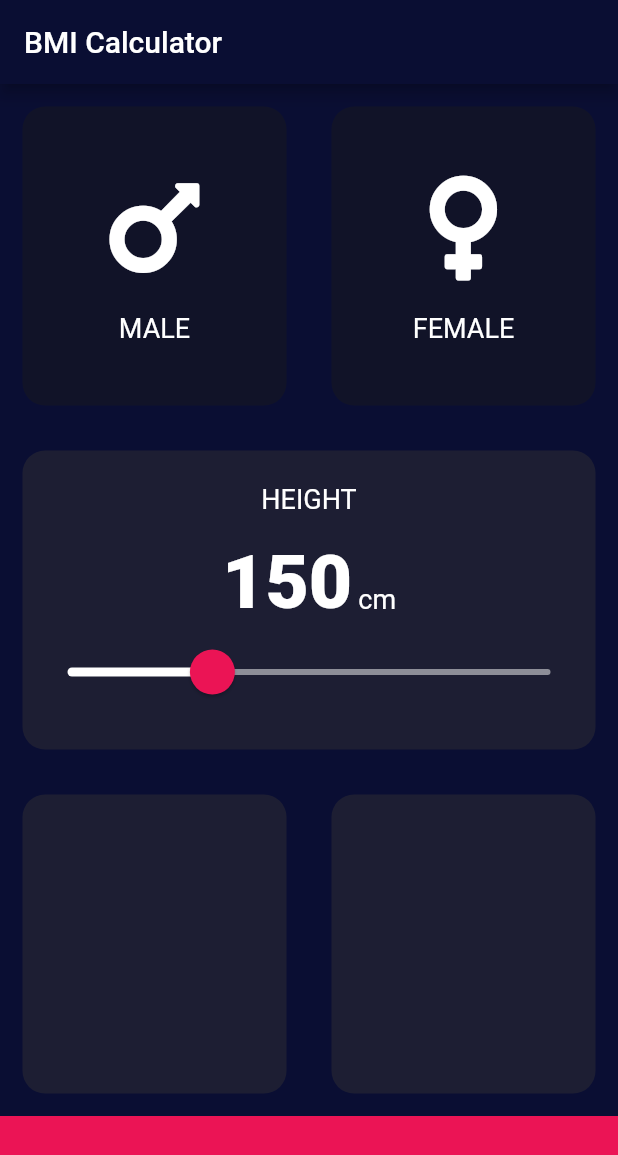
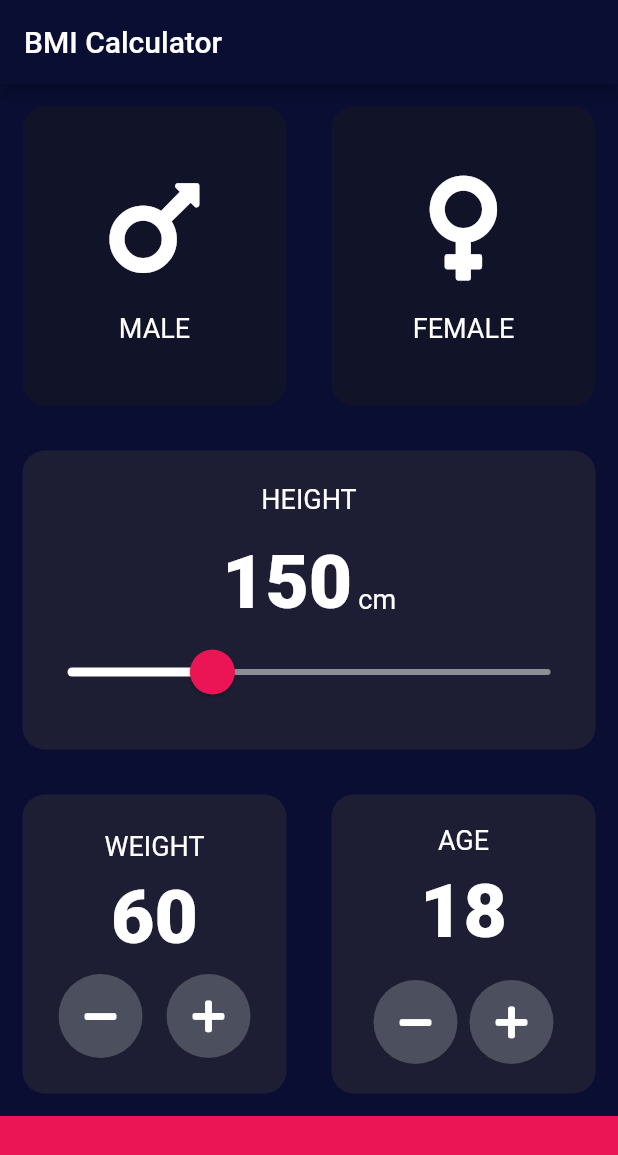
Before and after one commit to Wandersonjack/bmindex-flutter, a Flutter app: the screen it shows after launch, on a phone screen of 412 x 824 dp. Shown: the top 1155 px of the screen. Run offline on Flutter 3.47's test engine with Material 2 defaults, Android fonts, the phone set to English and light mode, and no system bars; our stand-ins replace font_awesome_flutter.

Commit message:
Widget from scratch
implementation of the Rounded icon button from scratch with event handling.

```diff
--- a/lib/screens/input_page.dart
+++ b/lib/screens/input_page.dart
@@ -15,6 +15,8 @@ class InputDataPage extends StatefulWidget {
 class _InputDataPageState extends State<InputDataPage> {
   Gender selectedGender; //property of type @Gender
   int height = 150;
+  int weight = 60;
+  int age = 18;
 
   @override
   Widget build(BuildContext context) {
@@ -100,7 +102,8 @@ class _InputDataPageState extends State<InputDataPage> {
                       overlayColor: kPinkWithOpacity,
                       thumbShape:
                           RoundSliderThumbShape(enabledThumbRadius: 15.0),
-                      overlayShape: RoundSliderOverlayShape(overlayRadius: 30.0),
+                      overlayShape:
+                          RoundSliderOverlayShape(overlayRadius: 30.0),
                     ),
                     child: Slider(
                       value: height.toDouble(),
@@ -123,11 +126,97 @@ class _InputDataPageState extends State<InputDataPage> {
                 Expanded(
                   child: CustomCard(
                     cor: kActiveColor,
+                    cardChild: Column(
+                      mainAxisAlignment: MainAxisAlignment.center,
+                      children: <Widget>[
+                        Text(
+                          'WEIGHT',
+                          style: kLabelTextStyle,
+                        ),
+                        SizedBox(
+                          height: 8.0,
+                        ),
+                        Text(
+                          weight.toString(),
+                          style: kBoldTextStyle,
+                        ),
+                        SizedBox(
+                          height: 8.0,
+                        ),
+                        Row(
+                          mainAxisAlignment: MainAxisAlignment.center,
+                          children: <Widget>[
+                            RoundedIconButton(
+                              icon: FontAwesomeIcons.minus,
+                              onPress: () {
+                                setState(() {
+                                  weight--;
+                                });
+                              },
+                            ),
+                            SizedBox(
+                              width: 16.0,
+                            ),
+                            RoundedIconButton(
+                              icon: FontAwesomeIcons.plus,
+                              onPress: () {
+                                setState(() {
+                                  weight++;
+                                });
+                              },
+                            ),
+                          ],
+                        ),
+                      ],
+                    ),
                   ),
                 ),
                 Expanded(
                   child: CustomCard(
                     cor: kActiveColor,
+                    cardChild: Column(
+                      mainAxisAlignment: MainAxisAlignment.center,
+                      children: <Widget>[
+                        Text(
+                          'AGE',
+                          style: kLabelTextStyle,
+                        ),
+                        SizedBox(
+                          height: 8.0,
+                        ),
+                        Text(
+                          age.toString(),
+                          style: kBoldTextStyle,
+                        ),
+                        SizedBox(
+                          height: 16.0,
+                        ),
+                        Row(
+                          mainAxisAlignment: MainAxisAlignment.center,
+                          children: <Widget>[
+                            RoundedIconButton(
+                              icon: FontAwesomeIcons.minus,
+                              onPress: () {
+                                setState(() {
+                                  age--;
+                                });
+                              },
+                            ),
+                            SizedBox(
+                              width: 8.0,
+                            ),
+                            RoundedIconButton(
+                              icon: FontAwesomeIcons.plus,
+                              onPress: () {
+                                setState(() {
+                                  age++;
+                                });
+                              },
+                            )
+                          ],
+                        ),
+                      ],
+                    ),
                   ),
                 ),
               ],
@@ -142,3 +231,25 @@ class _InputDataPageState extends State<InputDataPage> {
     );
   }
 }
+
+class RoundedIconButton extends StatelessWidget {
+  RoundedIconButton({@required this.icon, @required this.onPress});
+
+  final IconData icon;
+  final Function onPress;
+
+  @override
+  Widget build(BuildContext context) {
+    return RawMaterialButton(
+      elevation: 0.0,
+      onPressed: onPress,
+      child: Icon(icon),
+      constraints: BoxConstraints.tightFor(
+        width: 56.0,
+        height: 56.0,
+      ),
+      shape: CircleBorder(),
+      fillColor: Color(0xFF4C4F5E),
+    );
+  }
+}
```
